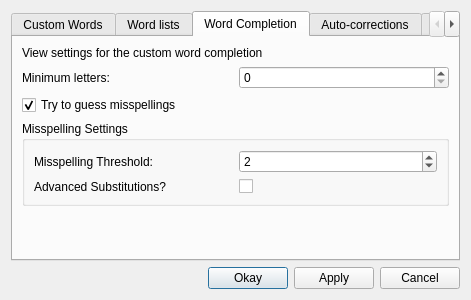
This is ui/settings.ui in nyov/writetype as Qt 5 draws it before an edit. The edited form follows.
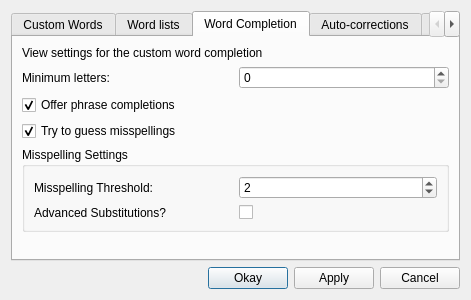
This is the edited form. The open tabs and pages were chosen to show the change.

Commit message: Setting for phrase completion

```diff
--- a/ui/settings.ui
+++ b/ui/settings.ui
@@ -116,6 +116,16 @@
          </item>
         </layout>
        </item>
+       <item>
+        <widget class="QCheckBox" name="phraseCompletionCheckbox">
+         <property name="text">
+          <string>Offer phrase completions</string>
+         </property>
+         <property name="checked">
+          <bool>true</bool>
+         </property>
+        </widget>
+       </item>
        <item>
         <widget class="QCheckBox" name="guessMisspellingsCheckbox">
          <property name="text">
```
Left out of the diff: 12 changed lines with no effect on the pictures. The commit also changes 7 other files.
